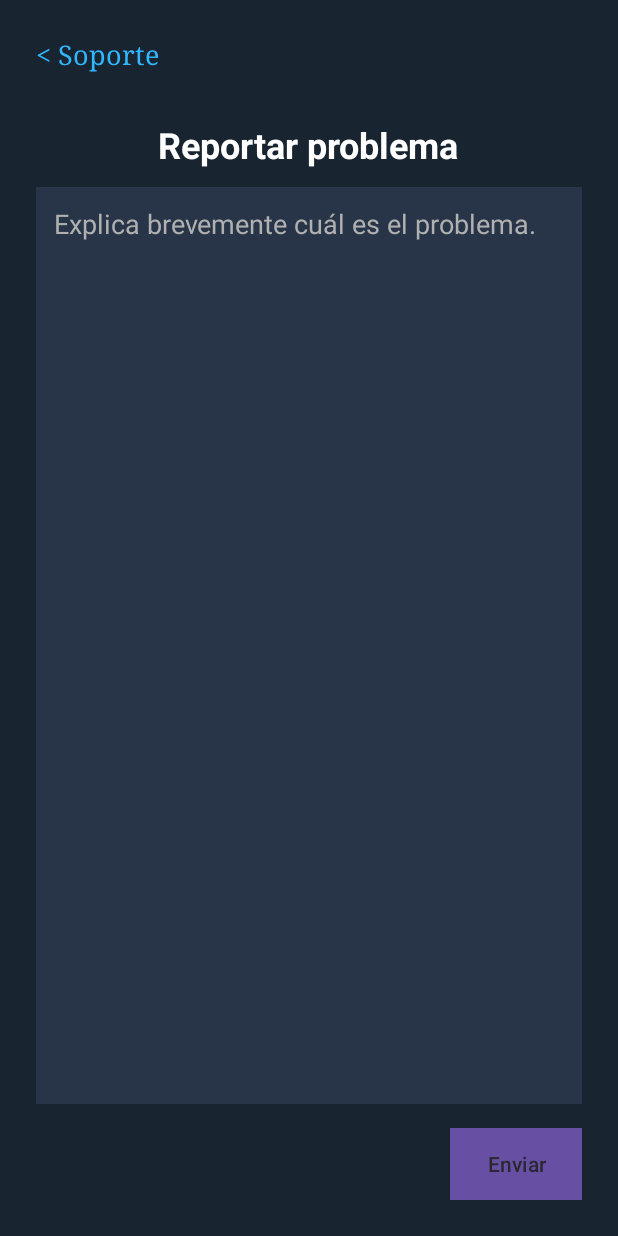
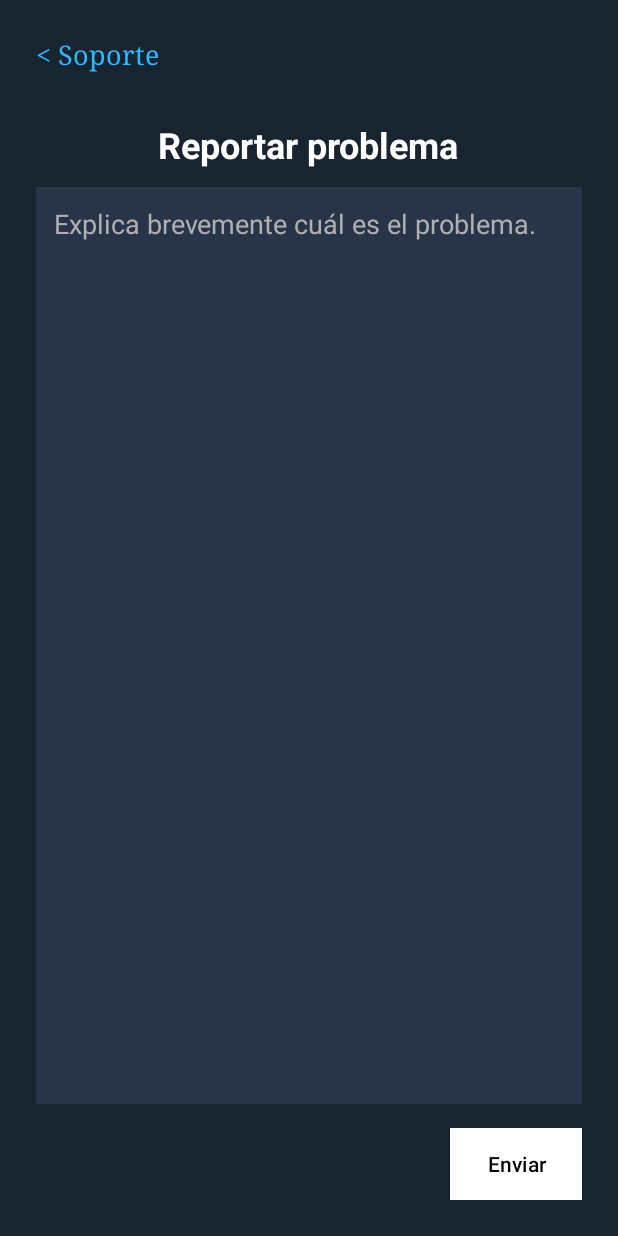
Before and after one commit to Emilio24-dev/Software, an Android app: the ReportesActivity screen opened directly, with no data from a screen before it, on a phone screen of 412 x 824 dp. Run offline under Robolectric (Android 15) with nearby library versions, the phone set to English and light mode, and no system bars; our stand-ins replace Firebase (no records; nobody signed in at launch, a user with empty details on screens opened directly).

Commit message:
actualizando archivos

```diff
--- /dev/null
+++ b/app/src/main/res/drawable/boton_blanco_cuadrado.xml
@@ -0,0 +1,12 @@
+<?xml version="1.0" encoding="utf-8"?>
+<shape xmlns:android="http://schemas.android.com/apk/res/android">
+
+        <solid android:color="#FFFFFF"/>
+        <corners android:radius="0dp"/>
+        <padding
+            android:left="12dp"
+            android:top="12dp"
+            android:right="12dp"
+            android:bottom="12dp"/>
+
+</shape>
--- a/app/src/main/res/layout/activity_reportes.xml
+++ b/app/src/main/res/layout/activity_reportes.xml
@@ -2,6 +2,7 @@
 <LinearLayout xmlns:android="http://schemas.android.com/apk/res/android"
     android:layout_width="match_parent"
     android:layout_height="match_parent"
+    xmlns:app="http://schemas.android.com/apk/res-auto"
     android:background="#182430"
     android:orientation="vertical"
     android:padding="24dp">
@@ -53,7 +54,8 @@
         android:layout_gravity="end"
         android:layout_marginTop="16dp"
         android:text="Enviar"
-        android:background="#F6DDF4"
-        android:textColor="@color/settings_button_text" />
+        android:background="@drawable/boton_blanco_cuadrado"
+        app:backgroundTint="@null"
+        android:textColor="#000000" />
 
 </LinearLayout>
--- a/app/src/main/res/layout/activity_servicio.xml
+++ b/app/src/main/res/layout/activity_servicio.xml
@@ -2,6 +2,7 @@
 <LinearLayout xmlns:android="http://schemas.android.com/apk/res/android"
     android:layout_width="match_parent"
     android:layout_height="match_parent"
+    xmlns:app="http://schemas.android.com/apk/res-auto"
     android:background="#182430"
     android:orientation="vertical"
     android:padding="24dp">
@@ -29,7 +30,8 @@
         android:layout_height="wrap_content"
         android:layout_marginTop="40dp"
         android:text="Contáctanos"
-        android:background="#F6DDF4"
+        android:background="@drawable/boton_blanco_cuadrado"
+        app:backgroundTint="@null"
         android:textColor="#000000" />
 
 </LinearLayout>
```
